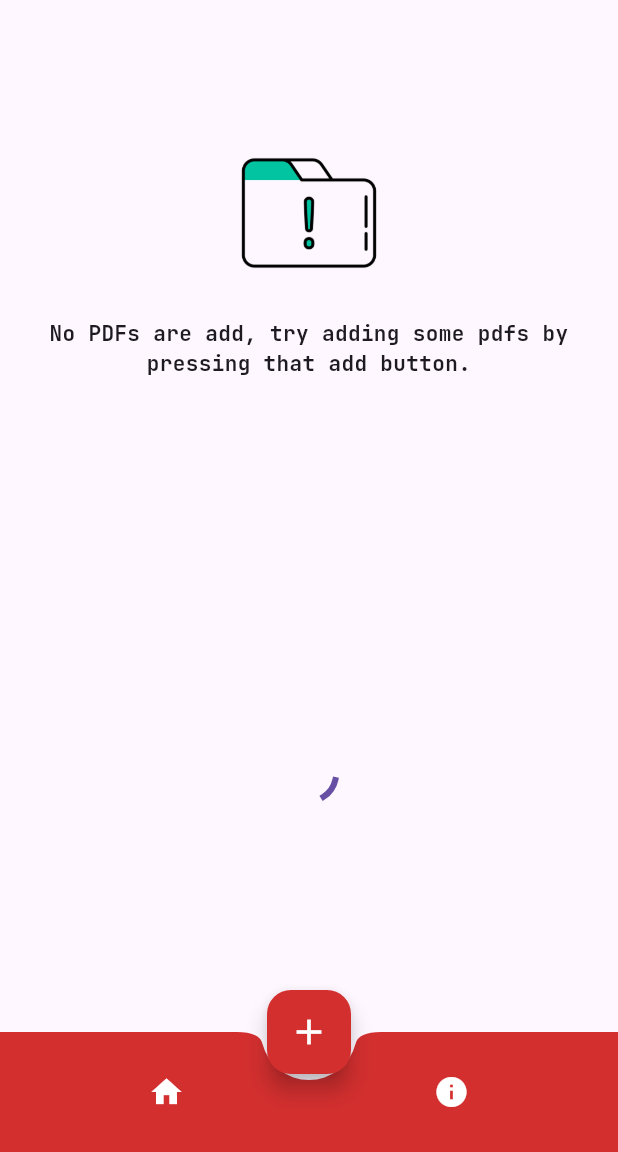
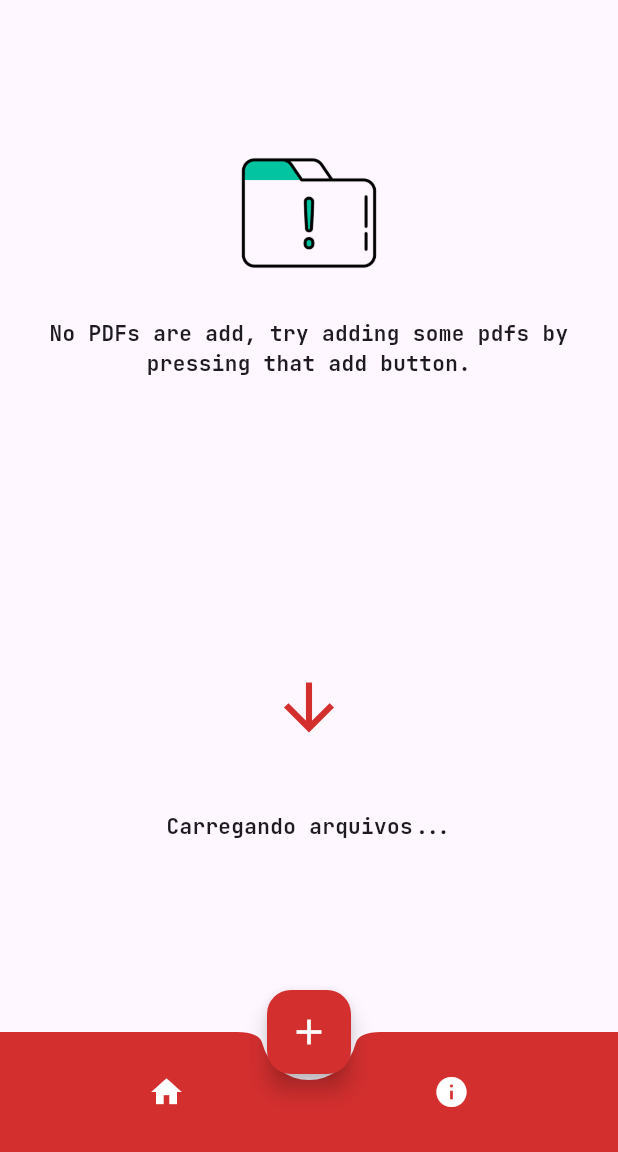
Before and after one commit to Victor-Zarzar/pdf-reader, a Flutter app: the screen it shows after launch, on a phone screen of 412 x 824 dp, the part 84-1236 px from its top. Run offline on Flutter 3.47's test engine with Material 3 defaults, Android fonts, the phone set to English and light mode, and no system bars; our stand-ins replace easy_localization, file_picker, google_fonts; missing offline and left inert: syncfusion_flutter_pdfviewer.

```diff
--- a/lib/main.dart
+++ b/lib/main.dart
@@ -21,9 +21,14 @@ void main() async {
   );
 }
 
-class MyApp extends StatelessWidget {
+class MyApp extends StatefulWidget {
   const MyApp({super.key});
 
+  @override
+  State<MyApp> createState() => _MyAppState();
+}
+
+class _MyAppState extends State<MyApp> {
   @override
   Widget build(BuildContext context) {
     return MaterialApp(
--- a/lib/pages/HomePage/home_page.dart
+++ b/lib/pages/HomePage/home_page.dart
@@ -14,14 +14,32 @@ class HomePage extends StatefulWidget {
   State<HomePage> createState() => _HomePageState();
 }
 
-class _HomePageState extends State<HomePage> {
+class _HomePageState extends State<HomePage>
+    with SingleTickerProviderStateMixin {
   String? downloadPath;
   bool _isPickingFile = false;
+  late AnimationController _controller;
+  late Animation<Offset> _animation;
 
   @override
   void initState() {
     super.initState();
     _loadDownloadPath();
+
+    // Inicializando o AnimationController
+    _controller = AnimationController(
+      duration: const Duration(seconds: 2),
+      vsync: this,
+    )..repeat(reverse: true);
+
+    // Definindo a animação de mover a seta de cima para baixo
+    _animation = Tween<Offset>(
+      begin: const Offset(0, -0.5),
+      end: const Offset(0, 0.1),
+    ).animate(CurvedAnimation(
+      parent: _controller,
+      curve: Curves.easeInOut,
+    ));
   }
 
   Future<void> _loadDownloadPath() async {
@@ -74,6 +92,12 @@ class _HomePageState extends State<HomePage> {
         _isPickingFile = false;
       });
     }
+  }
+
+  @override
+  void dispose() {
+    _controller.dispose();
+    super.dispose();
   }
 
   @override
@@ -138,7 +162,43 @@ class _HomePageState extends State<HomePage> {
         ),
       ),
       body: downloadPath == null
-          ? const Center(child: CircularProgressIndicator())
+          ? Column(
+              children: [
+                Expanded(
+                  child: Center(
+                    child: Column(
+                      mainAxisAlignment: MainAxisAlignment.center,
+                      children: [
+                        // Animação da seta
+                        AnimatedBuilder(
+                          animation: _animation,
+                          builder: (context, child) {
+                            return SlideTransition(
+                              position: _animation,
+                              child: Icon(
+                                Icons.arrow_downward,
+                                size: 50,
+                                color: Colors.red.shade700,
+                              ),
+                            );
+                          },
+                        ),
+                        const SizedBox(height: 20),
+                        Text(
+                          'Selecione um arquivo PDF abaixo',
+                          style: GoogleFonts.jetBrainsMono(
+                            textStyle: const TextStyle(
+                              fontSize: 14,
+                              fontWeight: FontWeight.bold,
+                            ),
+                          ),
+                        ),
+                      ],
+                    ),
+                  ),
+                ),
+              ],
+            )
           : Column(
               children: [
                 Expanded(
@@ -173,7 +233,35 @@ class _HomePageState extends State<HomePage> {
                     future: Directory(downloadPath!).list().toList(),
                     builder: (context, snapshot) {
                       if (!snapshot.hasData) {
-                        return const Center(child: CircularProgressIndicator());
+                        return Column(
+                          mainAxisAlignment: MainAxisAlignment.center,
+                          children: [
+                            // Animação da seta para o estado carregando
+                            AnimatedBuilder(
+                              animation: _animation,
+                              builder: (context, child) {
+                                return SlideTransition(
+                                  position: _animation,
+                                  child: Icon(
+                                    Icons.arrow_downward,
+                                    size: 50,
+                                    color: Colors.red.shade700,
+                                  ),
+                                );
+                              },
+                            ),
+                            const SizedBox(height: 20),
+                            Text(
+                              'Carregando arquivos...',
+                              style: GoogleFonts.jetBrainsMono(
+                                textStyle: const TextStyle(
+                                  fontSize: 14,
+                                  fontWeight: FontWeight.bold,
+                                ),
+                              ),
+                            ),
+                          ],
+                        );
                       }
 
                       var files = snapshot.data!
--- a/pubspec.yaml
+++ b/pubspec.yaml
@@ -19,7 +19,6 @@ dependencies:
   google_fonts: ^6.2.1
   syncfusion_flutter_pdfviewer: ^27.1.48
   url_launcher: ^6.3.0
-  win32_registry: ^1.1.5
 
 dev_dependencies:
   flutter_test:
@@ -35,6 +34,8 @@ dependency_overrides:
   leak_tracker: ^10.0.7
   leak_tracker_flutter_testing: ^3.0.8
   test_api: ^0.7.3
+  win32_registry: ^1.1.5
+  meta: ^1.16.0
 
 flutter:
 
```
Also changed, not shown: pubspec.lock, 1 other file.
